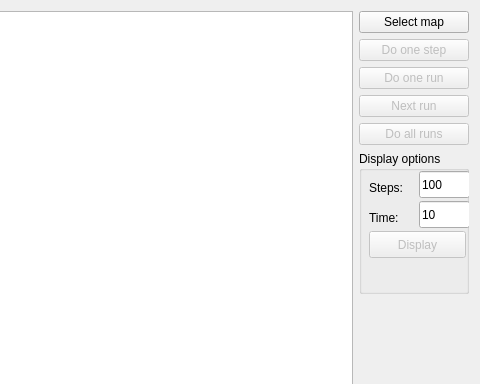
This is mainwindow.ui in Minoru/vacuum_cleaner_world-qt as Qt 5 draws it before an edit; both pictures show x 219 to 699 and y 0 to 384 of the 699 by 481 pixel window. The edited form follows.
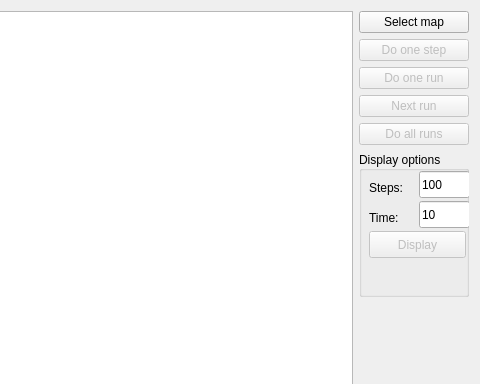
This is the edited form. Icons and pictures are not drawn.

Commit message: UI impoved and dirty degree displaying added

Patch:
```diff
--- a/mainwindow.ui
+++ b/mainwindow.ui
@@ -10,6 +10,12 @@
     <height>481</height>
    </rect>
   </property>
+  <property name="minimumSize">
+   <size>
+    <width>699</width>
+    <height>481</height>
+   </size>
+  </property>
   <property name="windowTitle">
    <string>Agent</string>
   </property>
@@ -78,9 +84,21 @@
     </item>
     <item row="5" column="1">
      <widget class="QGroupBox" name="groupBox">
+      <property name="sizePolicy">
+       <sizepolicy hsizetype="Preferred" vsizetype="Expanding">
+        <horstretch>0</horstretch>
+        <verstretch>0</verstretch>
+       </sizepolicy>
+      </property>
       <property name="title">
        <string>Display options</string>
       </property>
+      <property name="alignment">
+       <set>Qt::AlignLeading|Qt::AlignLeft|Qt::AlignVCenter</set>
+      </property>
+      <property name="flat">
+       <bool>false</bool>
+      </property>
       <widget class="QLineEdit" name="stepsEdit">
        <property name="geometry">
         <rect>
@@ -151,6 +169,19 @@
       </widget>
      </widget>
     </item>
+    <item row="6" column="1">
+     <spacer name="verticalSpacer">
+      <property name="orientation">
+       <enum>Qt::Vertical</enum>
+      </property>
+      <property name="sizeHint" stdset="0">
+       <size>
+        <width>20</width>
+        <height>40</height>
+       </size>
+      </property>
+     </spacer>
+    </item>
    </layout>
   </widget>
  </widget>
```
The commit also changes 1 other file.
